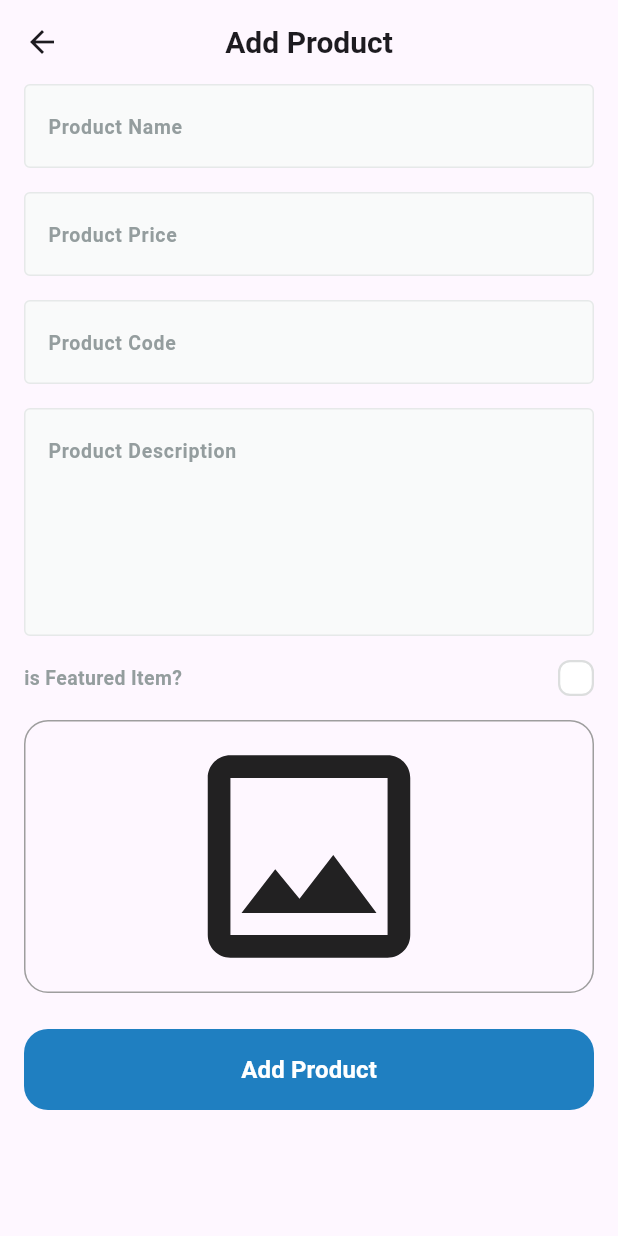
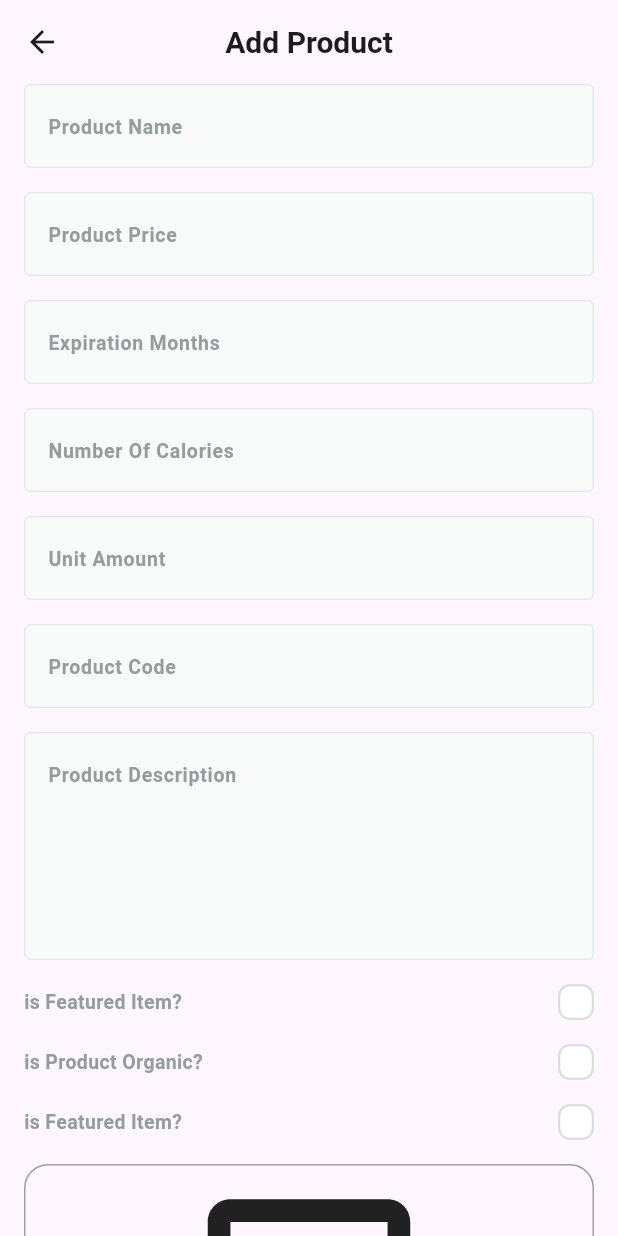
Before and after one commit to abdulrahmanibrahimdawood/E-Commerce-Dashboard, a Flutter app: the AddProductView screen opened by its route, on a phone screen of 412 x 824 dp. Run offline on Flutter 3.47's test engine with Material 3 defaults, Android fonts, the phone set to English and light mode, and no system bars; drawn by our look-alikes of modal_progress_hud_nsn, skeletonizer; our stand-ins replace cloud_firestore, dartz, firebase_core, firebase_storage, flutter_bloc, flutter_svg and 2 more; accounts and stored records are empty; statements that could not run were skipped.

Commit message:
addational data to product p2

```diff
--- a/lib/features/add_product/domain/entites/add_product_input_entity.dart
+++ b/lib/features/add_product/domain/entites/add_product_input_entity.dart
@@ -9,21 +9,22 @@ class AddProductInputEntity {
   final File image;
   String? imageUrl;
   final int expirationMonths;
-  final bool isOrganic = false;
+  final bool isOrganic;
   final int numberOfCalories;
-  final int uniyAmount;
+  final int unitAmount;
   final num avgRating = 0;
   final num ratingCount = 0;
   AddProductInputEntity({
     required this.expirationMonths,
     required this.numberOfCalories,
-    required this.uniyAmount,
+    required this.unitAmount,
     this.imageUrl,
     required this.name,
     required this.description,
     required this.code,
     required this.price,
     required this.isFeatured,
+    this.isOrganic = false,
     required this.image,
   });
 }
--- a/lib/features/add_product/presentation/views/widgets/add_product_view_body.dart
+++ b/lib/features/add_product/presentation/views/widgets/add_product_view_body.dart
@@ -6,6 +6,7 @@ import 'package:e_commerce_dashboard/features/add_product/domain/entites/add_pro
 import 'package:e_commerce_dashboard/features/add_product/presentation/manager/cubit/add_product_cubit.dart';
 import 'package:e_commerce_dashboard/features/add_product/presentation/views/widgets/image_field.dart';
 import 'package:e_commerce_dashboard/features/add_product/presentation/views/widgets/is_featured_check_box.dart';
+import 'package:e_commerce_dashboard/features/add_product/presentation/views/widgets/is_organic_check_box.dart';
 import 'package:flutter/material.dart';
 import 'package:flutter_bloc/flutter_bloc.dart';
 
@@ -21,9 +22,10 @@ class _AddProductViewBodyState extends State<AddProductViewBody> {
   AutovalidateMode autovalidateMode = AutovalidateMode.disabled;
 
   late String name, code, description;
-  late num price;
+  late num price, expirationMonths, numberOfCalories, unitAmount;
   File? image;
   bool isFeatured = false;
+  bool isOrganic = false;
   @override
   Widget build(BuildContext context) {
     return Padding(
@@ -52,6 +54,30 @@ class _AddProductViewBodyState extends State<AddProductViewBody> {
               SizedBox(height: 16),
               CustomTextFormField(
                 onSaved: (value) {
+                  expirationMonths = num.parse(value!);
+                },
+                hintText: 'Expiration Months',
+                textInputType: TextInputType.number,
+              ),
+              SizedBox(height: 16),
+              CustomTextFormField(
+                onSaved: (value) {
+                  numberOfCalories = num.parse(value!);
+                },
+                hintText: 'Number Of Calories',
+                textInputType: TextInputType.number,
+              ),
+              SizedBox(height: 16),
+              CustomTextFormField(
+                onSaved: (value) {
+                  unitAmount = num.parse(value!);
+                },
+                hintText: 'Unit Amount',
+                textInputType: TextInputType.number,
+              ),
+              SizedBox(height: 16),
+              CustomTextFormField(
+                onSaved: (value) {
                   code = value!.toLowerCase();
                 },
                 hintText: 'Product Code',
@@ -65,6 +91,18 @@ class _AddProductViewBodyState extends State<AddProductViewBody> {
                 hintText: 'Product Description',
                 textInputType: TextInputType.text,
                 maxLines: 5,
+              ),
+              SizedBox(height: 16),
+              IsFeaturedCheckBox(
+                onChanged: (value) {
+                  isFeatured = value;
+                },
+              ),
+              SizedBox(height: 16),
+              IsOrganicCheckBox(
+                onChanged: (value) {
+                  isOrganic = value;
+                },
               ),
               SizedBox(height: 16),
               IsFeaturedCheckBox(
@@ -87,7 +125,11 @@ class _AddProductViewBodyState extends State<AddProductViewBody> {
                       _formKey.currentState!.save();
                       AddProductInputEntity input = AddProductInputEntity(
                         name: name,
+                        expirationMonths: expirationMonths.toInt(),
+                        numberOfCalories: numberOfCalories.toInt(),
+                        unitAmount: unitAmount.toInt(),
                         code: code,
+                        isOrganic: isOrganic,
                         description: description,
                         price: price,
                         image: image!,
--- /dev/null
+++ b/lib/features/add_product/presentation/views/widgets/is_organic_check_box.dart
@@ -0,0 +1,45 @@
+import 'package:e_commerce_dashboard/core/utils/app_text_styles.dart';
+import 'package:e_commerce_dashboard/features/add_product/presentation/views/widgets/custom_check_box.dart';
+import 'package:flutter/material.dart';
+import 'package:flutter/widgets.dart';
+
+class IsOrganicCheckBox extends StatefulWidget {
+  const IsOrganicCheckBox({super.key, required this.onChanged});
+
+  final ValueChanged<bool> onChanged;
+  @override
+  State<IsOrganicCheckBox> createState() => _IsOrganicCheckBoxState();
+}
+
+class _IsOrganicCheckBoxState extends State<IsOrganicCheckBox> {
+  bool isOrganic = false;
+  @override
+  Widget build(BuildContext context) {
+    return Row(
+      children: [
+        Expanded(
+          child: Text.rich(
+            TextSpan(
+              children: [
+                TextSpan(
+                  text: 'is Product Organic?',
+                  style: TextStyles.semiBold13.copyWith(
+                    color: const Color(0xFF949D9E),
+                  ),
+                ),
+              ],
+            ),
+          ),
+        ),
+        CustomCheckBox(
+          onChecked: (value) {
+            isOrganic = value;
+            widget.onChanged(value);
+            setState(() {});
+          },
+          isChecked: isOrganic,
+        ),
+      ],
+    );
+  }
+}
```
Also changed, not shown: lib/features/add_product/data/models/add_product_input_model.dart (+7 -5 lines).
